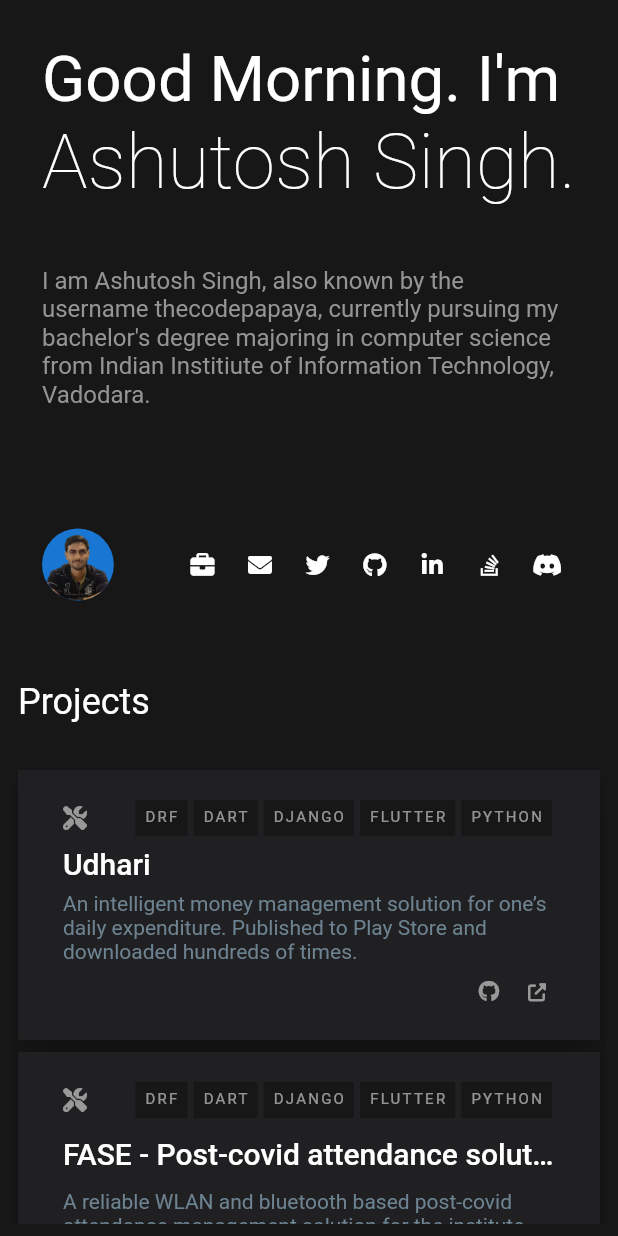
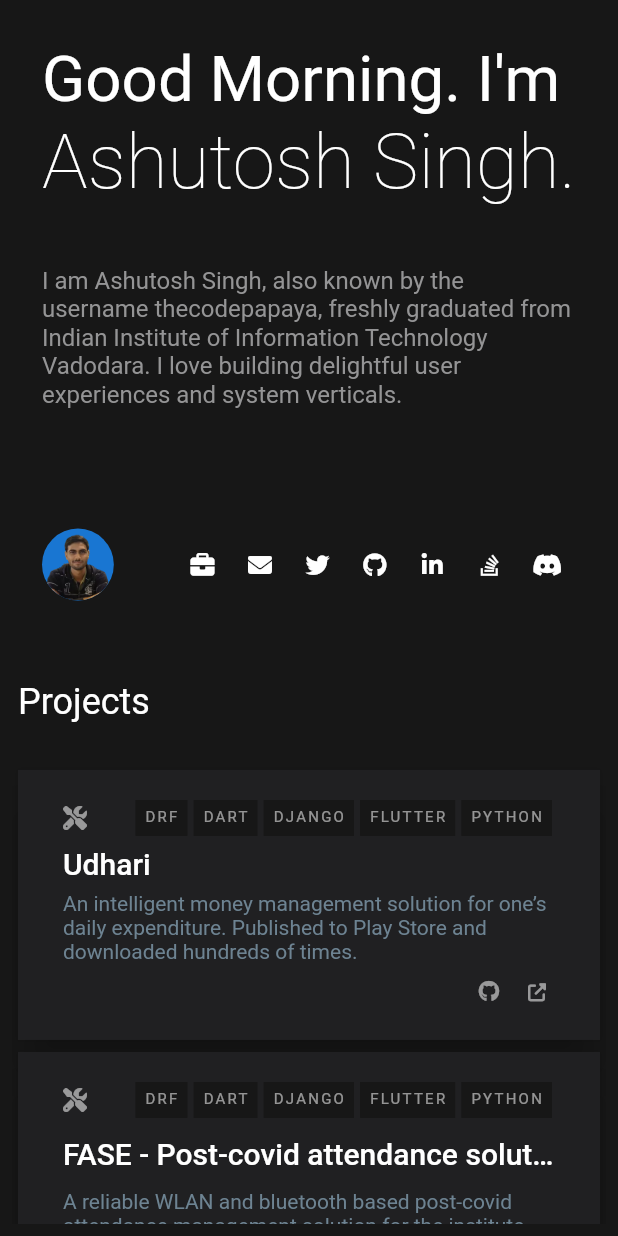
Before and after one commit to thecodepapaya/portfolio, a Flutter app: the screen it shows after launch, on a phone screen of 412 x 824 dp. Run offline on Flutter 3.47's test engine with Material 2 defaults, Android fonts, the phone set to English and light mode, and no system bars; drawn by our look-alikes of sticky_headers; our stand-ins replace firebase_analytics, firebase_core, font_awesome_flutter, responsive_builder, visibility_detector; accounts and stored records are empty.

Commit message:
Update about and resume. Add flutter doctor to GH actions flow.

```diff
--- a/lib/about/contact.dart
+++ b/lib/about/contact.dart
@@ -22,7 +22,7 @@ class Contact extends StatelessWidget {
         contactIcon(
           iconData: FontAwesomeIcons.briefcase,
           url:
-              "https://my-portfolio-ashutosh-singh.s3.ap-south-1.amazonaws.com/resume_ashutosh_singh.pdf",
+              "https://my-portfolio-ashutosh-singh.s3.ap-south-1.amazonaws.com/Ashutosh_Resume.pdf",
           tooltip: "Ashutosh's Resume",
         ),
         contactIcon(
--- a/lib/l10n/intl_en.arb
+++ b/lib/l10n/intl_en.arb
@@ -1,5 +1,5 @@
 {
-    "aboutDesc": "I am Ashutosh Singh, also known by the username thecodepapaya, currently pursuing my bachelor's degree majoring in computer science from Indian Institiute of Information Technology, Vadodara.",
+    "aboutDesc": "I am Ashutosh Singh, also known by the username thecodepapaya, freshly graduated from Indian Institute of Information Technology Vadodara. I love building delightful user experiences and system verticals.",
     "aboutGreeting": "{greeting, select, em {Good morning, early bird} m {Good Morning} a {Good Afternoon} e {Good Evening} n {Hi there, night owl} other {Hello}}. I'm ",
     "blogMinutes": "Min",
     "footerCredit": "Based on designs by Nicolas Meuzard",
```
Also changed, not shown: lib/generated/intl/messages_en.dart, lib/generated/l10n.dart, 1 other file.
